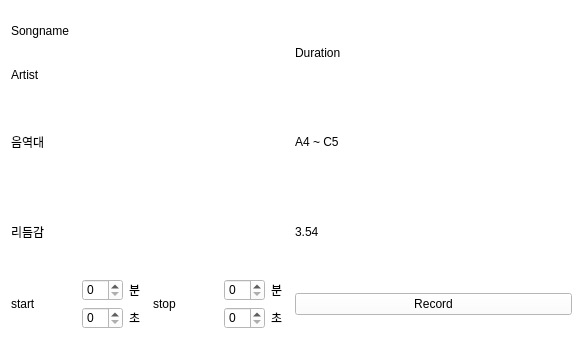
Hperigee/vocalMaximum, file UI/uiFiles/SongInfo.ui: the form before one commit.
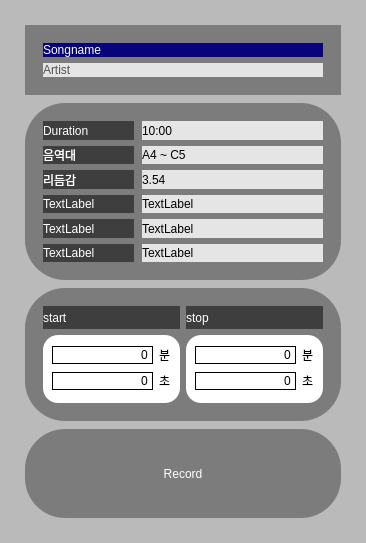
The form after the commit.

Commit message: songInfo ui finished

Diff of the .ui file:
```diff
--- a/UI/uiFiles/SongInfo.ui
+++ b/UI/uiFiles/SongInfo.ui
@@ -6,131 +6,429 @@
    <rect>
     <x>0</x>
     <y>0</y>
-    <width>583</width>
-    <height>340</height>
+    <width>366</width>
+    <height>543</height>
    </rect>
   </property>
+  <property name="sizePolicy">
+   <sizepolicy hsizetype="Preferred" vsizetype="Preferred">
+    <horstretch>0</horstretch>
+    <verstretch>4</verstretch>
+   </sizepolicy>
+  </property>
   <property name="windowTitle">
    <string>Form</string>
   </property>
   <property name="styleSheet">
-   <string notr="true">background-color:white;</string>
+   <string notr="true">background-color:rgb(186, 186, 186);</string>
   </property>
-  <layout class="QGridLayout" name="gridLayout_2">
-   <item row="1" column="0">
-    <layout class="QGridLayout" name="gridLayout">
-     <item row="0" column="0">
-      <layout class="QVBoxLayout" name="verticalLayout">
-       <item>
-        <widget class="QLabel" name="SongName">
-         <property name="text">
-          <string>Songname</string>
-         </property>
-        </widget>
-       </item>
-       <item>
-        <widget class="QLabel" name="Artist">
-         <property name="text">
-          <string>Artist</string>
-         </property>
-        </widget>
-       </item>
-      </layout>
-     </item>
-     <item row="2" column="0">
-      <widget class="QLabel" name="label_5">
-       <property name="text">
-        <string>리듬감</string>
-       </property>
-      </widget>
-     </item>
-     <item row="2" column="1">
-      <widget class="QLabel" name="label_6">
-       <property name="text">
-        <string>3.54</string>
-       </property>
-      </widget>
-     </item>
-     <item row="0" column="1">
-      <widget class="QLabel" name="Duration">
-       <property name="text">
-        <string>Duration</string>
-       </property>
-      </widget>
-     </item>
-     <item row="1" column="1">
-      <widget class="QLabel" name="label_7">
-       <property name="text">
-        <string>A4 ~ C5</string>
-       </property>
-      </widget>
-     </item>
-     <item row="3" column="1">
-      <widget class="QPushButton" name="RecordButton">
-       <property name="text">
-        <string>Record</string>
-       </property>
-      </widget>
-     </item>
-     <item row="1" column="0">
-      <widget class="QLabel" name="label_3">
-       <property name="text">
-        <string>음역대</string>
-       </property>
-      </widget>
-     </item>
-     <item row="3" column="0">
-      <layout class="QHBoxLayout" name="DurationSetHbox">
-       <item>
-        <widget class="QLabel" name="StartText">
-         <property name="text">
-          <string>start</string>
-         </property>
-        </widget>
-       </item>
-       <item>
-        <layout class="QGridLayout" name="DurationSetGrid_1">
-         <item row="0" column="1">
-          <widget class="QSpinBox" name="StartSecondValue">
-           <property name="maximum">
-            <number>59</number>
-           </property>
-          </widget>
-         </item>
-         <item row="1" column="1">
-          <widget class="QSpinBox" name="StartMinuteValue">
-           <property name="maximum">
-            <number>59</number>
-           </property>
-          </widget>
-         </item>
-         <item row="1" column="2">
-          <widget class="QLabel" name="StartSecond">
-           <property name="text">
-            <string>초</string>
-           </property>
-          </widget>
-         </item>
-         <item row="0" column="2">
-          <widget class="QLabel" name="StartMinute">
-           <property name="text">
-            <string>분</string>
-           </property>
-          </widget>
-         </item>
-        </layout>
-       </item>
-       <item>
-        <widget class="QLabel" name="StopText">
-         <property name="text">
-          <string>stop</string>
-         </property>
-        </widget>
-       </item>
-       <item>
+  <layout class="QVBoxLayout" name="verticalLayout">
+   <property name="spacing">
+    <number>8</number>
+   </property>
+   <property name="leftMargin">
+    <number>25</number>
+   </property>
+   <property name="topMargin">
+    <number>25</number>
+   </property>
+   <property name="rightMargin">
+    <number>25</number>
+   </property>
+   <property name="bottomMargin">
+    <number>25</number>
+   </property>
+   <item>
+    <widget class="QWidget" name="widget" native="true">
+     <property name="sizePolicy">
+      <sizepolicy hsizetype="Preferred" vsizetype="Preferred">
+       <horstretch>0</horstretch>
+       <verstretch>3</verstretch>
+      </sizepolicy>
+     </property>
+     <property name="styleSheet">
+      <string notr="true">background-color:rgb(124, 124, 124);
+border-radius: 40px;</string>
+     </property>
+     <layout class="QVBoxLayout" name="verticalLayout_2">
+      <property name="spacing">
+       <number>6</number>
+      </property>
+      <property name="leftMargin">
+       <number>18</number>
+      </property>
+      <property name="topMargin">
+       <number>18</number>
+      </property>
+      <property name="rightMargin">
+       <number>18</number>
+      </property>
+      <property name="bottomMargin">
+       <number>18</number>
+      </property>
+      <item>
+       <widget class="QLabel" name="SongName">
+        <property name="sizePolicy">
+         <sizepolicy hsizetype="Preferred" vsizetype="Preferred">
+          <horstretch>0</horstretch>
+          <verstretch>1</verstretch>
+         </sizepolicy>
+        </property>
+        <property name="styleSheet">
+         <string notr="true">font:11pt &quot;Noto Sans KR&quot;;
+color:white;
+background-color:rgb(7, 3, 122);
+border-radius: 15px;
+align: center;</string>
+        </property>
+        <property name="text">
+         <string>&lt;html&gt;&lt;head/&gt;&lt;body&gt;&lt;p&gt;Songname&lt;/p&gt;&lt;/body&gt;&lt;/html&gt;</string>
+        </property>
+       </widget>
+      </item>
+      <item>
+       <widget class="QLabel" name="Artist">
+        <property name="sizePolicy">
+         <sizepolicy hsizetype="Preferred" vsizetype="Preferred">
+          <horstretch>0</horstretch>
+          <verstretch>1</verstretch>
+         </sizepolicy>
+        </property>
+        <property name="styleSheet">
+         <string notr="true">font: 11pt &quot;Noto Sans KR&quot;;
+color: rgb(85, 85, 85);
+background-color: rgb(229, 229, 229);
+border-radius: 15px;
+text-align: center;</string>
+        </property>
+        <property name="text">
+         <string>Artist</string>
+        </property>
+       </widget>
+      </item>
+     </layout>
+    </widget>
+   </item>
+   <item>
+    <widget class="QWidget" name="songInfoContainer" native="true">
+     <property name="sizePolicy">
+      <sizepolicy hsizetype="Preferred" vsizetype="Preferred">
+       <horstretch>0</horstretch>
+       <verstretch>8</verstretch>
+      </sizepolicy>
+     </property>
+     <property name="styleSheet">
+      <string notr="true">background-color:rgb(124, 124, 124);
+border-radius: 40px;</string>
+     </property>
+     <layout class="QGridLayout" name="gridLayout">
+      <property name="leftMargin">
+       <number>18</number>
+      </property>
+      <property name="topMargin">
+       <number>18</number>
+      </property>
+      <property name="rightMargin">
+       <number>18</number>
+      </property>
+      <property name="bottomMargin">
+       <number>18</number>
+      </property>
+      <property name="horizontalSpacing">
+       <number>8</number>
+      </property>
+      <property name="verticalSpacing">
+       <number>6</number>
+      </property>
+      <item row="2" column="1">
+       <widget class="QLabel" name="label">
+        <property name="sizePolicy">
+         <sizepolicy hsizetype="Preferred" vsizetype="Preferred">
+          <horstretch>2</horstretch>
+          <verstretch>0</verstretch>
+         </sizepolicy>
+        </property>
+        <property name="styleSheet">
+         <string notr="true">font: 9pt &quot;Noto Sans KR&quot;;
+color:black;
+background-color: rgb(229, 229, 229);
+border-radius: 20px;
+text-align: center;</string>
+        </property>
+        <property name="text">
+         <string>10:00</string>
+        </property>
+       </widget>
+      </item>
+      <item row="2" column="0">
+       <widget class="QLabel" name="Duration">
+        <property name="sizePolicy">
+         <sizepolicy hsizetype="Preferred" vsizetype="Preferred">
+          <horstretch>1</horstretch>
+          <verstretch>1</verstretch>
+         </sizepolicy>
+        </property>
+        <property name="styleSheet">
+         <string notr="true">font: 9pt &quot;Noto Sans KR&quot;;
+color:white;
+background-color: rgb(62, 62, 62);
+border-radius: 20px;
+text-align: center;</string>
+        </property>
+        <property name="text">
+         <string>Duration</string>
+        </property>
+       </widget>
+      </item>
+      <item row="9" column="0">
+       <widget class="QLabel" name="label_8">
+        <property name="sizePolicy">
+         <sizepolicy hsizetype="Preferred" vsizetype="Preferred">
+          <horstretch>1</horstretch>
+          <verstretch>1</verstretch>
+         </sizepolicy>
+        </property>
+        <property name="styleSheet">
+         <string notr="true">font: 9pt &quot;Noto Sans KR&quot;;
+color:white;
+background-color: rgb(62, 62, 62);
+border-radius: 20px;
+text-align: center;</string>
+        </property>
+        <property name="text">
+         <string>TextLabel</string>
+        </property>
+       </widget>
+      </item>
+      <item row="6" column="0">
+       <widget class="QLabel" name="label_5">
+        <property name="sizePolicy">
+         <sizepolicy hsizetype="Preferred" vsizetype="Preferred">
+          <horstretch>1</horstretch>
+          <verstretch>1</verstretch>
+         </sizepolicy>
+        </property>
+        <property name="styleSheet">
+         <string notr="true">font: 9pt &quot;Noto Sans KR&quot;;
+color:white;
+background-color: rgb(62, 62, 62);
+border-radius: 20px;
+text-align: center;</string>
+        </property>
+        <property name="text">
+         <string>리듬감</string>
+        </property>
+       </widget>
+      </item>
+      <item row="4" column="1">
+       <widget class="QLabel" name="label_7">
+        <property name="sizePolicy">
+         <sizepolicy hsizetype="Preferred" vsizetype="Preferred">
+          <horstretch>2</horstretch>
+          <verstretch>0</verstretch>
+         </sizepolicy>
+        </property>
+        <property name="styleSheet">
+         <string notr="true">font: 9pt &quot;Noto Sans KR&quot;;
+color:black;
+background-color: rgb(229, 229, 229);
+border-radius: 20px;
+text-align: center;</string>
+        </property>
+        <property name="text">
+         <string>A4 ~ C5</string>
+        </property>
+       </widget>
+      </item>
+      <item row="7" column="1">
+       <widget class="QLabel" name="label_9">
+        <property name="sizePolicy">
+         <sizepolicy hsizetype="Preferred" vsizetype="Preferred">
+          <horstretch>2</horstretch>
+          <verstretch>0</verstretch>
+         </sizepolicy>
+        </property>
+        <property name="styleSheet">
+         <string notr="true">font: 9pt &quot;Noto Sans KR&quot;;
+color:black;
+background-color: rgb(229, 229, 229);
+border-radius: 20px;
+text-align: center;</string>
+        </property>
+        <property name="text">
+         <string>TextLabel</string>
+        </property>
+       </widget>
+      </item>
+      <item row="8" column="1">
+       <widget class="QLabel" name="label_10">
+        <property name="sizePolicy">
+         <sizepolicy hsizetype="Preferred" vsizetype="Preferred">
+          <horstretch>2</horstretch>
+          <verstretch>0</verstretch>
+         </sizepolicy>
+        </property>
+        <property name="styleSheet">
+         <string notr="true">font: 9pt &quot;Noto Sans KR&quot;;
+color:black;
+background-color: rgb(229, 229, 229);
+border-radius: 20px;
+text-align: center;</string>
+        </property>
+        <property name="text">
+         <string>TextLabel</string>
+        </property>
+       </widget>
+      </item>
+      <item row="8" column="0">
+       <widget class="QLabel" name="label_4">
+        <property name="sizePolicy">
+         <sizepolicy hsizetype="Preferred" vsizetype="Preferred">
+          <horstretch>1</horstretch>
+          <verstretch>1</verstretch>
+         </sizepolicy>
+        </property>
+        <property name="styleSheet">
+         <string notr="true">font: 9pt &quot;Noto Sans KR&quot;;
+color:white;
+background-color: rgb(62, 62, 62);
+border-radius: 20px;
+text-align: center;</string>
+        </property>
+        <property name="text">
+         <string>TextLabel</string>
+        </property>
+       </widget>
+      </item>
+      <item row="7" column="0">
+       <widget class="QLabel" name="label_2">
+        <property name="sizePolicy">
+         <sizepolicy hsizetype="Preferred" vsizetype="Preferred">
+          <horstretch>1</horstretch>
+          <verstretch>1</verstretch>
+         </sizepolicy>
+        </property>
+        <property name="styleSheet">
+         <string notr="true">font: 9pt &quot;Noto Sans KR&quot;;
+color:white;
+background-color: rgb(62, 62, 62);
+border-radius: 20px;
+text-align: center;</string>
+        </property>
+        <property name="text">
+         <string>TextLabel</string>
+        </property>
+       </widget>
+      </item>
+      <item row="4" column="0">
+       <widget class="QLabel" name="label_3">
+        <property name="sizePolicy">
+         <sizepolicy hsizetype="Preferred" vsizetype="Preferred">
+          <horstretch>1</horstretch>
+          <verstretch>1</verstretch>
+         </sizepolicy>
+        </property>
+        <property name="styleSheet">
+         <string notr="true">font: 9pt &quot;Noto Sans KR&quot;;
+color:white;
+background-color: rgb(62, 62, 62);
+border-radius: 20px;
+text-align: center;</string>
+        </property>
+        <property name="text">
+         <string>음역대</string>
+        </property>
+       </widget>
+      </item>
+      <item row="9" column="1">
+       <widget class="QLabel" name="label_11">
+        <property name="sizePolicy">
+         <sizepolicy hsizetype="Preferred" vsizetype="Preferred">
+          <horstretch>2</horstretch>
+          <verstretch>0</verstretch>
+         </sizepolicy>
+        </property>
+        <property name="styleSheet">
+         <string notr="true">font: 9pt &quot;Noto Sans KR&quot;;
+color:black;
+background-color: rgb(229, 229, 229);
+border-radius: 20px;
+text-align: center;</string>
+        </property>
+        <property name="text">
+         <string>TextLabel</string>
+        </property>
+       </widget>
+      </item>
+      <item row="6" column="1">
+       <widget class="QLabel" name="label_6">
+        <property name="sizePolicy">
+         <sizepolicy hsizetype="Preferred" vsizetype="Preferred">
+          <horstretch>2</horstretch>
+          <verstretch>0</verstretch>
+         </sizepolicy>
+        </property>
+        <property name="styleSheet">
+         <string notr="true">font: 9pt &quot;Noto Sans KR&quot;;
+color:black;
+background-color: rgb(229, 229, 229);
+border-radius: 20px;
+text-align: center;</string>
+        </property>
+        <property name="text">
+         <string>3.54</string>
+        </property>
+       </widget>
+      </item>
+     </layout>
+    </widget>
+   </item>
+   <item>
+    <widget class="QWidget" name="DurationSet" native="true">
+     <property name="sizePolicy">
+      <sizepolicy hsizetype="Preferred" vsizetype="Preferred">
+       <horstretch>0</horstretch>
+       <verstretch>6</verstretch>
+      </sizepolicy>
+     </property>
+     <property name="minimumSize">
+      <size>
+       <width>0</width>
+       <height>0</height>
+      </size>
+     </property>
+     <property name="styleSheet">
+      <string notr="true">background-color:rgb(124, 124, 124);
+border-radius: 40px;</string>
+     </property>
+     <layout class="QGridLayout" name="gridLayout_2">
+      <property name="leftMargin">
+       <number>18</number>
+      </property>
+      <property name="topMargin">
+       <number>18</number>
+      </property>
+      <property name="rightMargin">
+       <number>18</number>
+      </property>
+      <property name="bottomMargin">
+       <number>18</number>
+      </property>
+      <item row="1" column="1">
+       <widget class="QWidget" name="StopTimeSet" native="true">
+        <property name="styleSheet">
+         <string notr="true">font: 12pt &quot;Noto Sans KR&quot;;
+color:black;
+background-color: white;
+border-radius: 15px;
+text-align: center;</string>
+        </property>
         <layout class="QGridLayout" name="DurationSetGrid_2">
          <item row="1" column="1">
           <widget class="QLabel" name="StopMinute">
+           <property name="styleSheet">
+            <string notr="true">font: 12pt &quot;Noto Sans KR&quot;;</string>
+           </property>
            <property name="text">
             <string>초</string>
            </property>
@@ -148,16 +446,229 @@
          </item>
          <item row="1" column="0">
           <widget class="QSpinBox" name="StopSecondValue">
+           <property name="styleSheet">
+            <string notr="true">font: 11pt &quot;Noto Sans KR&quot;;
+border: 1px solid black;
+border-radius:0px;</string>
+           </property>
+           <property name="alignment">
+            <set>Qt::AlignRight|Qt::AlignTrailing|Qt::AlignVCenter</set>
+           </property>
+           <property name="buttonSymbols">
+            <enum>QAbstractSpinBox::NoButtons</enum>
+           </property>
            <property name="maximum">
             <number>59</number>
            </property>
           </widget>
          </item>
+         <item row="0" column="1">
+          <widget class="QLabel" name="StopSecond">
+           <property name="sizePolicy">
+            <sizepolicy hsizetype="Preferred" vsizetype="Preferred">
+             <horstretch>0</horstretch>
+             <verstretch>2</verstretch>
+            </sizepolicy>
+           </property>
+           <property name="styleSheet">
+            <string notr="true">font: 12pt &quot;Noto Sans KR&quot;;</string>
+           </property>
+           <property name="text">
+            <string>분</string>
+           </property>
+          </widget>
+         </item>
+         <item row="0" column="0">
+          <widget class="QSpinBox" name="StopMinuteValue">
+           <property name="sizePolicy">
+            <sizepolicy hsizetype="Minimum" vsizetype="Fixed">
+             <horstretch>3</horstretch>
+             <verstretch>0</verstretch>
+            </sizepolicy>
+           </property>
+           <property name="styleSheet">
+            <string notr="true">font: 11pt &quot;Noto Sans KR&quot;;
+border: 1px solid black;
+border-radius:0px;</string>
+           </property>
+           <property name="alignment">
+            <set>Qt::AlignRight|Qt::AlignTrailing|Qt::AlignVCenter</set>
+           </property>
+           <property name="buttonSymbols">
+            <enum>QAbstractSpinBox::NoButtons</enum>
+           </property>
+          </widget>
+         </item>
         </layout>
-       </item>
-      </layout>
-     </item>
-    </layout>
+       </widget>
+      </item>
+      <item row="0" column="1">
+       <widget class="QLabel" name="StopText">
+        <property name="sizePolicy">
+         <sizepolicy hsizetype="Preferred" vsizetype="Preferred">
+          <horstretch>1</horstretch>
+          <verstretch>0</verstretch>
+         </sizepolicy>
+        </property>
+        <property name="styleSheet">
+         <string notr="true">font: 12pt &quot;Noto Sans KR&quot;;
+color:white;
+background-color: rgb(62, 62, 62);
+border-radius: 20px;
+text-align: center;</string>
+        </property>
+        <property name="text">
+         <string>stop</string>
+        </property>
+       </widget>
+      </item>
+      <item row="1" column="0">
+       <widget class="QWidget" name="StartTimeSet" native="true">
+        <property name="sizePolicy">
+         <sizepolicy hsizetype="Preferred" vsizetype="Preferred">
+          <horstretch>0</horstretch>
+          <verstretch>3</verstretch>
+         </sizepolicy>
+        </property>
+        <property name="styleSheet">
+         <string notr="true">font: 12pt &quot;Noto Sans KR&quot;;
+color:black;
+background-color: white;
+border-radius: 15px;
+text-align: center;</string>
+        </property>
+        <layout class="QGridLayout" name="DurationSetGrid_1">
+         <item row="2" column="2">
+          <widget class="QLabel" name="StartSecond">
+           <property name="styleSheet">
+            <string notr="true">font: 12pt &quot;Noto Sans KR&quot;;</string>
+           </property>
+           <property name="text">
+            <string>초</string>
+           </property>
+          </widget>
+         </item>
+         <item row="1" column="2">
+          <widget class="QLabel" name="StartMinute">
+           <property name="styleSheet">
+            <string notr="true">font: 12pt &quot;Noto Sans KR&quot;;</string>
+           </property>
+           <property name="text">
+            <string>분</string>
+           </property>
+          </widget>
+         </item>
+         <item row="2" column="1">
+          <widget class="QSpinBox" name="StartMinuteValue">
+           <property name="styleSheet">
+            <string notr="true">font: 11pt &quot;Noto Sans KR&quot;;
+border: 1px solid black;
+border-radius:0px;</string>
+           </property>
+           <property name="alignment">
+            <set>Qt::AlignRight|Qt::AlignTrailing|Qt::AlignVCenter</set>
+           </property>
+           <property name="buttonSymbols">
+            <enum>QAbstractSpinBox::NoButtons</enum>
+           </property>
+           <property name="maximum">
+            <number>59</number>
+           </property>
+          </widget>
+         </item>
+         <item row="1" column="1">
+          <widget class="QSpinBox" name="StartSecondValue">
+           <property name="sizePolicy">
+            <sizepolicy hsizetype="Minimum" vsizetype="Fixed">
+             <horstretch>3</horstretch>
+             <verstretch>0</verstretch>
+            </sizepolicy>
+           </property>
+           <property name="layoutDirection">
+            <enum>Qt::LeftToRight</enum>
+           </property>
+           <property name="styleSheet">
+            <string notr="true">font: 11pt &quot;Noto Sans KR&quot;;
+border: 1px solid black;
+border-radius:0px;</string>
+           </property>
+           <property name="wrapping">
+            <bool>false</bool>
+           </property>
+           <property name="frame">
+            <bool>false</bool>
+           </property>
+           <property name="alignment">
+            <set>Qt::AlignRight|Qt::AlignTrailing|Qt::AlignVCenter</set>
+           </property>
+           <property name="buttonSymbols">
+            <enum>QAbstractSpinBox::NoButtons</enum>
+           </property>
+           <property name="maximum">
+            <number>59</number>
+           </property>
+          </widget>
+         </item>
+        </layout>
+       </widget>
+      </item>
+      <item row="0" column="0">
+       <widget class="QLabel" name="StartText">
+        <property name="sizePolicy">
+         <sizepolicy hsizetype="Preferred" vsizetype="Preferred">
+          <horstretch>1</horstretch>
+          <verstretch>1</verstretch>
+         </sizepolicy>
+        </property>
+        <property name="styleSheet">
+         <string notr="true">font: 12pt &quot;Noto Sans KR&quot;;
+color:white;
+background-color: rgb(62, 62, 62);
+border-radius: 20px;
+text-align: center;</string>
+        </property>
+        <property name="text">
+         <string>start</string>
+        </property>
+       </widget>
+      </item>
+     </layout>
+    </widget>
+   </item>
+   <item>
+    <widget class="QPushButton" name="RecordButton">
+     <property name="sizePolicy">
+      <sizepolicy hsizetype="Minimum" vsizetype="Preferred">
+       <horstretch>0</horstretch>
+       <verstretch>4</verstretch>
+      </sizepolicy>
+     </property>
+     <property name="styleSheet">
+      <string notr="true">
+
+
+
+QPushButton {
+                        background-color: white;
+                        border-radius: 40px;
+						background-color:rgb(124, 124, 124);
+						font: 20pt &quot;Noto Sans KR&quot;;
+						color: white;
+                        }
+
+                    QPushButton:hover {
+                        background-color: rgb(171, 171, 171);
+                        }
+
+                    QPushButton:pressed {
+                        background-color: rgb(63, 63, 63);
+                        }
+	</string>
+     </property>
+     <property name="text">
+      <string>Record</string>
+     </property>
+    </widget>
    </item>
   </layout>
  </widget>
```
Left out of the diff: 14 changed lines with no effect on the pictures. The commit also changes 5 other files.
